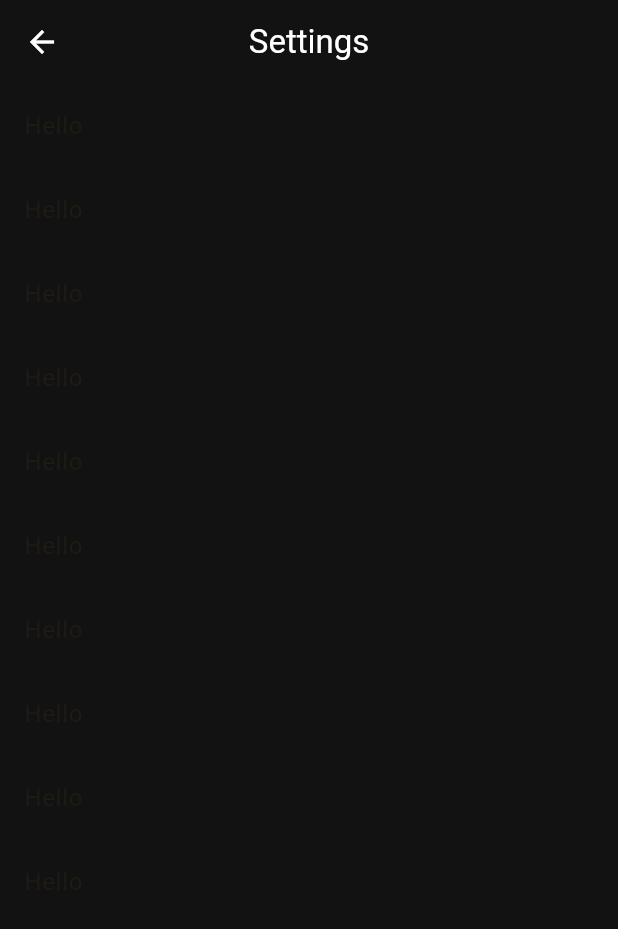
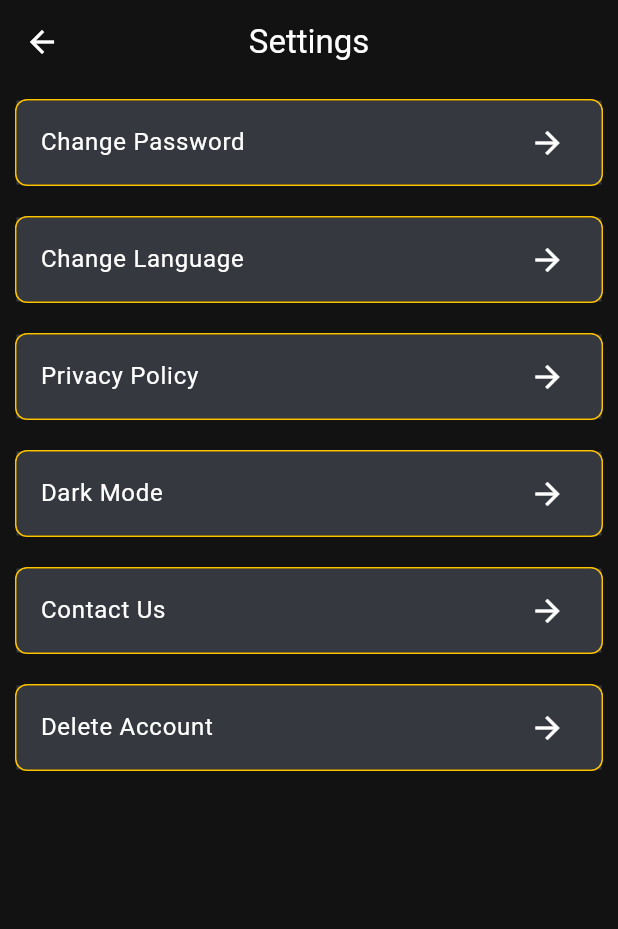
Before and after one commit to dettyboy2022/Easy_Ride, a Flutter app: the Settings screen opened directly, on a phone screen of 412 x 824 dp. Shown: the top 929 px of the screen. Run offline on Flutter 3.47's test engine with Material 3 defaults, Android fonts, the phone set to English and light mode, and no system bars; our stand-ins replace country_code_picker, firebase_auth, firebase_core, iconsax; accounts and stored records are empty; network calls fail.

```diff
--- a/lib/widgets/drawer/widgets/settings.dart
+++ b/lib/widgets/drawer/widgets/settings.dart
@@ -1,10 +1,24 @@
 import 'package:flutter/material.dart';
-
 import '../../constants/app_color.dart';
 
-class Settings extends StatelessWidget {
+
+class Settings extends StatefulWidget {
   const Settings({super.key});
 
+  @override
+  State<Settings> createState() => _SettingsState();
+}
+
+List settings = [
+  'Change Password',
+  'Change Language',
+  'Privacy Policy',
+  'Dark Mode',
+  'Contact Us',
+  'Delete Account'
+];
+
+class _SettingsState extends State<Settings> {
   @override
   Widget build(BuildContext context) {
     return Scaffold(
@@ -18,10 +32,24 @@ class Settings extends StatelessWidget {
         centerTitle: true,
       ),
       body: ListView.builder(
-          itemCount: 10,
+          itemCount: settings.length,
           itemBuilder: (context, index) {
-            return const ListTile(
-              title: Text('Hello'),
+            return Container(
+              margin: const EdgeInsets.all(10),
+              decoration: BoxDecoration(
+                  border: Border.all(color: AppColor.textColor2),
+                  borderRadius: BorderRadius.circular(8)),
+              child: ListTile(
+                tileColor: const Color(0xFF35383F),
+                title: Text(
+                  settings[index],
+                  style: const TextStyle(color: AppColor.textColor1),
+                ),
+                trailing: const Icon(
+                  Icons.arrow_forward,
+                  color: AppColor.textColor1,
+                ),
+              ),
             );
           }),
     );
```
Also changed, not shown: lib/widgets/drawer/widgets/address.dart (+20 -0 lines), lib/widgets/drawer/widgets/helpsupport.dart (+23 -3 lines), lib/views/splashscreen.dart (line endings or trailing spaces).
